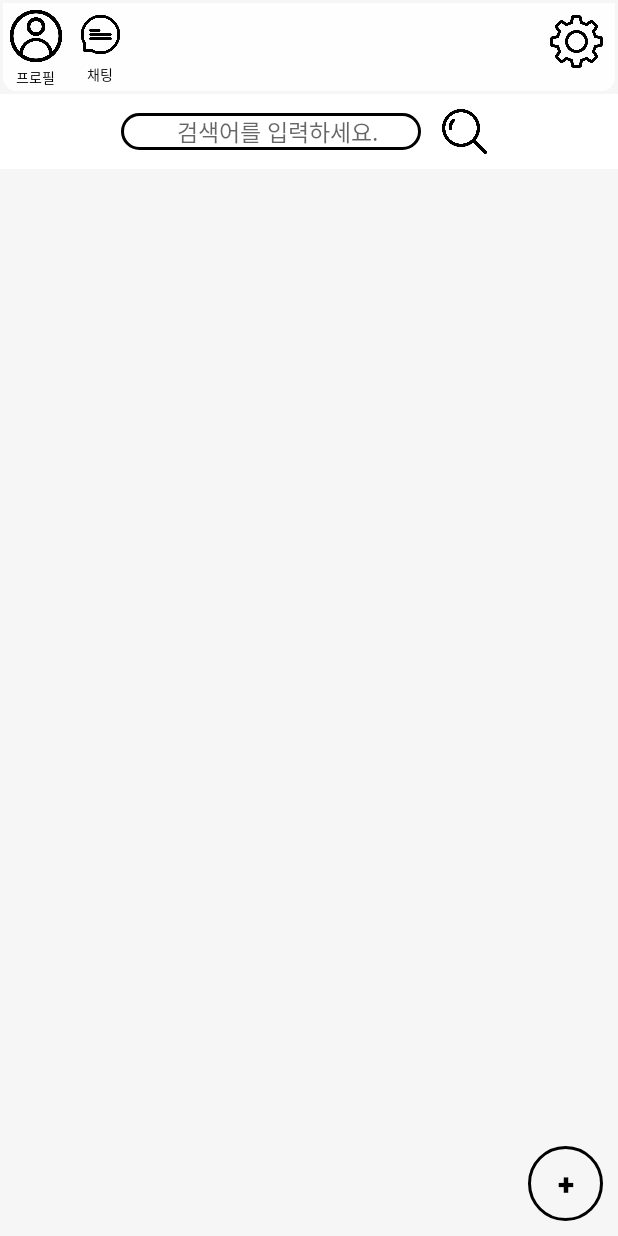
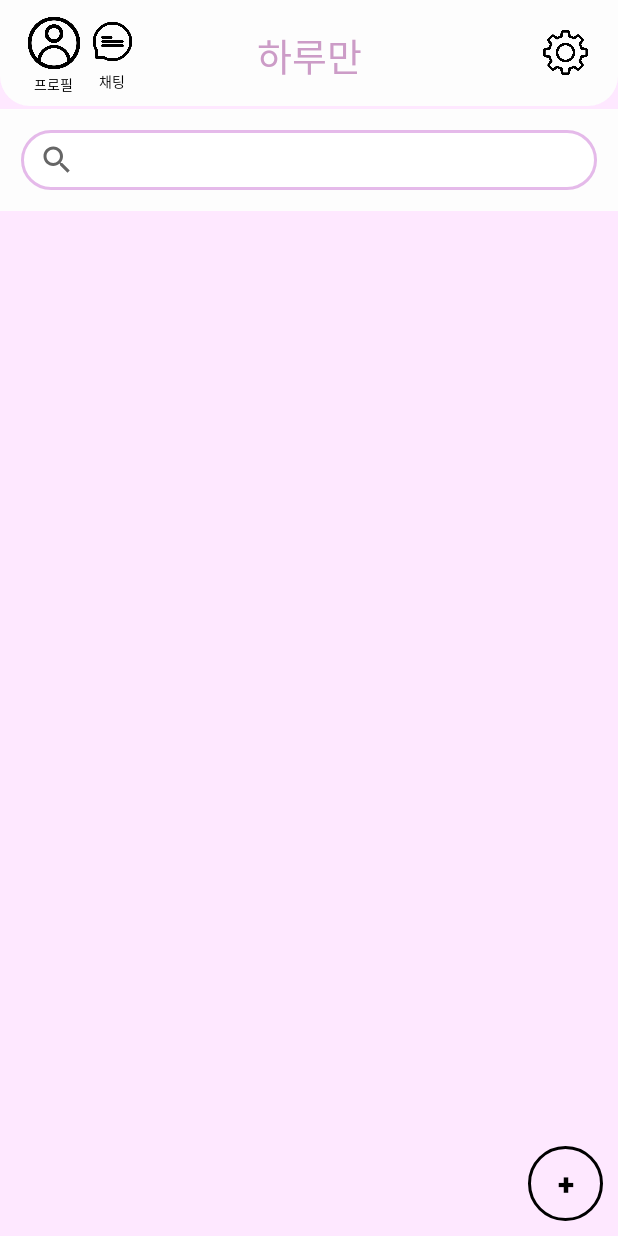
Before and after one commit to TypiDoyun/haruman, an Android app: the layout activity_main.xml on its own in the app's theme, with its tools: preview values and no code run, on a phone screen of 412 x 824 dp. Run offline under Robolectric (Android 15) with nearby library versions, the phone set to English and light mode, and no system bars.

Commit message:
UI 수정

```diff
--- a/app/src/main/res/drawable/button_background.xml
+++ b/app/src/main/res/drawable/button_background.xml
@@ -1,6 +1,6 @@
 <?xml version="1.0" encoding="UTF-8"?>
 <shape xmlns:android="http://schemas.android.com/apk/res/android">
-    <solid android:color="#00000000"/>
+    <solid android:color="#00F8ACFF"/>
 
     <corners android:bottomLeftRadius="50dp"
         android:bottomRightRadius="50dp"
@@ -9,7 +9,7 @@
 
     <padding android:left="0dip" android:top="0dip" android:right="0dip" android:bottom="0dip" />
 
-    <stroke android:width="2dp" android:color="#000000"/>
+    <stroke android:width="2dp" android:color="#9F00B0"/>
     <corners android:bottomLeftRadius="50dp"
         android:bottomRightRadius="50dp"
         android:topLeftRadius="50dp"
--- a/app/src/main/res/drawable/edit_background.xml
+++ b/app/src/main/res/drawable/edit_background.xml
@@ -4,7 +4,7 @@
         android:color="#ffffff"
         android:type="linear" />
 
-    <stroke android:width="2dp" android:color="#000000"/>
+    <stroke android:width="2dp" android:color="#45000000"/>
     <padding android:top="1dp" android:bottom="1dp" android:left="1dp" android:right="1dp"/>
     <corners android:radius="30dp"/>
 </shape>
--- a/app/src/main/res/drawable/layout_background.xml
+++ b/app/src/main/res/drawable/layout_background.xml
@@ -1,6 +1,6 @@
 <?xml version="1.0" encoding="UTF-8"?>
 <shape xmlns:android="http://schemas.android.com/apk/res/android">
-    <solid android:color="#fefefe"/>
+    <solid android:color="#fdfdfd"/>
 
     <corners android:bottomLeftRadius="30dp"
         android:bottomRightRadius="30dp"
@@ -9,11 +9,10 @@
 
     <padding android:left="0dip" android:top="0dip" android:right="0dip" android:bottom="0dip" />
 
-    <stroke android:width="2dp" android:color="#f6f6f6"/>
-    <corners android:bottomLeftRadius="10dp"
-        android:bottomRightRadius="10dp"
+    <corners android:bottomLeftRadius="20dp"
+        android:bottomRightRadius="20dp"
         android:topLeftRadius="0dp"
         android:topRightRadius="0dp"/>
 
-    <padding android:left="0dip" android:top="0dip" android:right="0dip" android:bottom="0dip" />
+    <margin android:left="0dip" android:top="0dip" android:right="0dip" android:bottom="300dip" />
 </shape>
--- a/app/src/main/res/drawable/login_edit_background.xml
+++ b/app/src/main/res/drawable/login_edit_background.xml
@@ -4,6 +4,6 @@
         android:color="#ffffff"
         android:type="linear" />
 
-    <stroke android:width="2dp" android:color="#99000000"/>
+    <stroke android:width="2dp" android:color="#459F00B0"/>
     <corners android:radius="50dp"/>
 </shape>
--- a/app/src/main/res/layout/activity_main.xml
+++ b/app/src/main/res/layout/activity_main.xml
@@ -6,7 +6,7 @@
     android:layout_height="match_parent"
     tools:context=".activities.MainActivity"
     android:orientation="vertical"
-    android:background="#f6f6f6">
+    android:background="#FEE8FF">
 
     <LinearLayout
         android:id="@+id/linearLayout"
@@ -18,8 +18,16 @@
         <LinearLayout
             android:layout_width="wrap_content"
             android:layout_height="wrap_content"
-            android:orientation="vertical"
-            android:layout_margin="4dp">
+            android:layout_gravity="center"
+            android:gravity="center">
+            <LinearLayout
+                android:layout_width="wrap_content"
+                android:layout_height="wrap_content"
+                android:layout_marginTop="6dp"
+                android:layout_marginStart="16dp"
+                android:paddingBottom="10dp"
+                android:orientation="vertical">
+
                 <Button
                     android:id="@+id/mainActivity_button_profile"
                     android:layout_width="40dp"
@@ -34,20 +42,21 @@
                     android:gravity="center"
                     android:text="프로필"
                     android:textColor="#000000"
-                android:textSize="9dp"/>
+                    android:textSize="9dp" />
             </LinearLayout>
 
             <LinearLayout
                 android:layout_width="wrap_content"
                 android:layout_height="wrap_content"
-            android:orientation="vertical"
-            android:layout_marginTop="4dp">
+                android:orientation="vertical">
+
                 <Button
                     android:id="@+id/mainActivity_button_chat"
                     android:layout_width="30dp"
                     android:layout_height="30dp"
-                android:background="@drawable/chat_icon"
-                android:layout_margin="4dp"/>
+                    android:layout_margin="4dp"
+                    android:background="@drawable/chat_icon" />
+
                 <TextView
                     android:layout_width="wrap_content"
                     android:layout_height="wrap_content"
@@ -56,52 +65,65 @@
                     android:gravity="center"
                     android:text="채팅"
                     android:textColor="#000000"
-                android:textSize="9dp"/>
-
+                    android:textSize="9dp" />
             </LinearLayout>
         </LinearLayout>
-
+    </LinearLayout>
+    <TextView
+        android:layout_width="match_parent"
+        android:layout_height="wrap_content"
+        android:gravity="center"
+        android:text="하루만"
+        android:fontFamily="@font/kcc"
+        android:textColor="#cc9cc7"
+        android:layout_marginTop="17dp"
+        android:textSize="25dp"
+        android:layout_weight="1"
+        app:layout_constraintTop_toTopOf="parent"/>
     <Button
             android:id="@+id/mainActivity_button_setting"
-            android:layout_width="35dp"
-            android:layout_height="35dp"
-            android:layout_margin="10dp"
+            android:layout_width="30dp"
+            android:layout_height="30dp"
+            android:layout_margin="20dp"
             android:background="@drawable/option_icon"
             app:layout_constraintRight_toRightOf="parent"
             app:layout_constraintTop_toTopOf="parent"/>
+
+
+
+    <View
+        android:id="@+id/line1"
+        android:layout_width="match_parent"
+        android:layout_height="2dp"
+        android:background="#FEE8FF"
+        app:layout_constraintTop_toBottomOf="@id/linearLayout"/>
 
     <LinearLayout
         android:id="@+id/search_bar"
         android:layout_width="match_parent"
         android:layout_height="wrap_content"
+        android:background="#fdfdfd"
         android:gravity="center"
         android:orientation="horizontal"
-        android:background="#ffffff"
-        app:layout_constraintTop_toBottomOf="@+id/linearLayout">
-            <EditText
+        android:padding="10dp"
+        app:layout_constraintTop_toBottomOf="@+id/line1"
+        tools:layout_editor_absoluteX="0dp">
+
+        <androidx.appcompat.widget.SearchView
             android:id="@+id/mainActivity_editText_search"
-                android:layout_width="200dp"
-                android:layout_height="wrap_content"
+            android:layout_width="match_parent"
+            android:layout_height="40dp"
             android:layout_margin="4dp"
-                android:background="@drawable/edit_background"
+            android:background="@drawable/login_edit_background"
             android:gravity="center"
-                android:hint="  검색어를 입력하세요."
             android:textSize="15dp" />
-            <Button
-                android:layout_width="30dp"
-                android:layout_height="30dp"
-                android:layout_margin="10dp"
-                android:background="@drawable/search_background"
-                android:text="검색"
-                app:layout_constraintEnd_toEndOf="parent"
-                app:layout_constraintTop_toTopOf="parent" />
     </LinearLayout>
 
     <View
         android:id="@+id/line"
         android:layout_width="match_parent"
         android:layout_height="2dp"
-        android:background="#f6f6f6"
+        android:background="#FEE8FF"
         app:layout_constraintTop_toBottomOf="@id/search_bar"/>
 
     <LinearLayout
```
Also changed, not shown: app/src/main/res/layout/activity_login.xml (+18 -10 lines), app/src/main/res/layout/requested_item.xml (+65 -23 lines), app/src/main/res/drawable/haruman_icon.png (added), 2 other files. Lines whose indentation alone changed are shown as unchanged.
